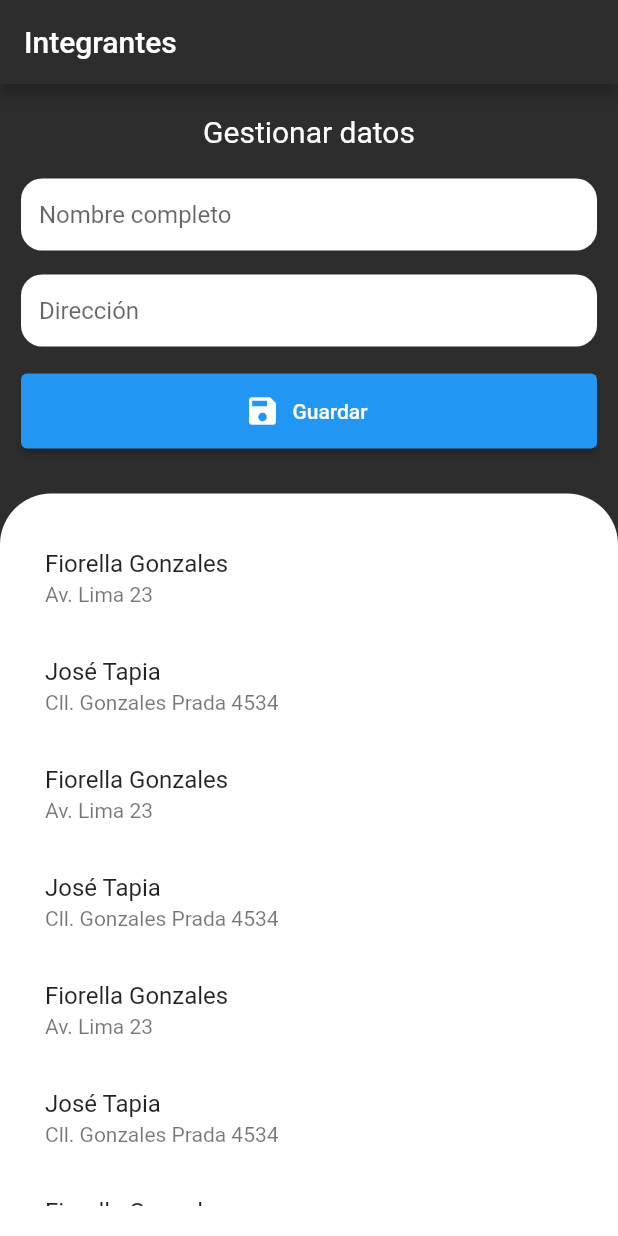
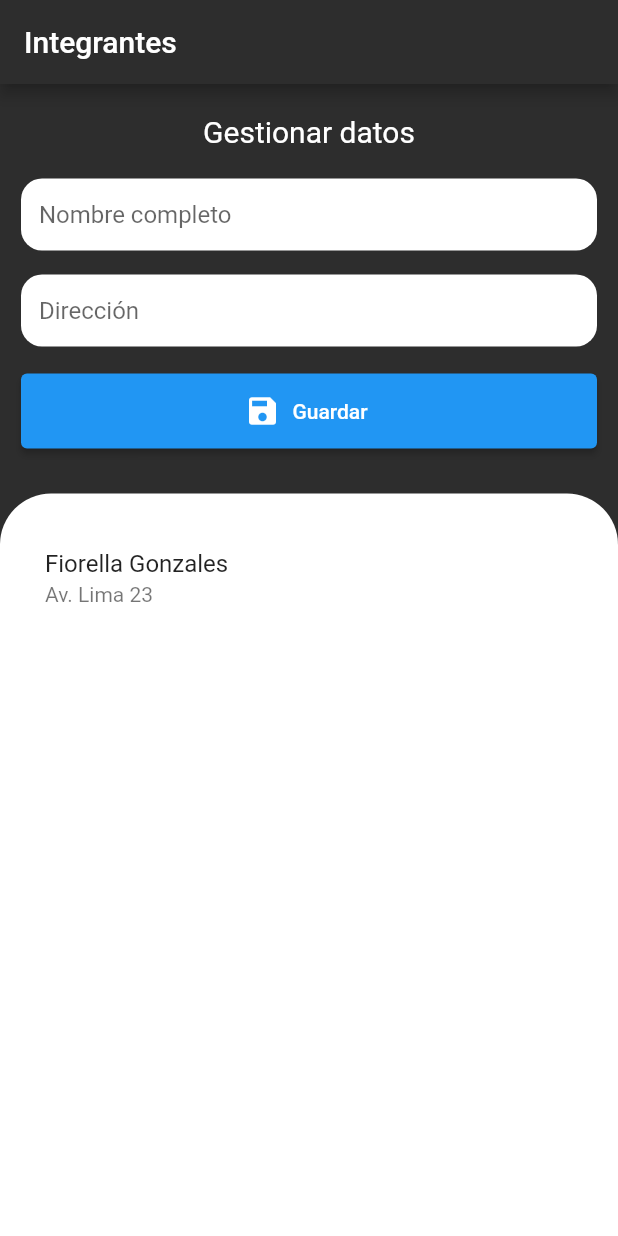
Before and after one commit to ehbarrionuevo/flutter_codigo_futures, a Flutter app: the screen it shows after launch, on a phone screen of 412 x 824 dp. Run offline on Flutter 3.47's test engine with Material 2 defaults, Android fonts, the phone set to English and light mode, and no system bars.

Commit message:
Futures 2.3

```diff
--- a/lib/data/data_future.dart
+++ b/lib/data/data_future.dart
@@ -6,38 +6,10 @@ class DataFuture{
       "fullName": "Fiorella Gonzales",
       "address": "Av. Lima 23",
     },
-    {
-      "fullName": "José Tapia",
-      "address": "Cll. Gonzales Prada 4534",
-    },
-    {
-      "fullName": "Fiorella Gonzales",
-      "address": "Av. Lima 23",
-    },
-    {
-      "fullName": "José Tapia",
-      "address": "Cll. Gonzales Prada 4534",
-    },
-    {
-      "fullName": "Fiorella Gonzales",
-      "address": "Av. Lima 23",
-    },
-    {
-      "fullName": "José Tapia",
-      "address": "Cll. Gonzales Prada 4534",
-    },
-    {
-      "fullName": "Fiorella Gonzales",
-      "address": "Av. Lima 23",
-    },
-    {
-      "fullName": "José Tapia",
-      "address": "Cll. Gonzales Prada 4534",
-    },
   ];
 
   Future<List<Map<String, dynamic>>> getDataList() async{
-    return Future.delayed(Duration(seconds: 2), (){
+    return Future.delayed(Duration(seconds: 5), (){
       return _dataList;
     });
   }
--- a/lib/pages/general_page.dart
+++ b/lib/pages/general_page.dart
@@ -111,7 +111,8 @@ class _GeneralPageState extends State<GeneralPage> {
                   topRight: Radius.circular(34.0),
                 ),
               ),
-              child: ListView.builder(
+              child: people.isNotEmpty
+                  ? ListView.builder(
                       physics: const BouncingScrollPhysics(),
                       itemCount: people.length,
                       itemBuilder: (BuildContext context, int index) {
@@ -127,6 +128,16 @@ class _GeneralPageState extends State<GeneralPage> {
                           // ),
                         );
                       },
+                    )
+                  : const Center(
+                      child: SizedBox(
+                        width: 20,
+                        height: 20,
+                        child: CircularProgressIndicator(
+                          strokeWidth: 2.2,
+                          color: Colors.indigo,
+                        ),
+                      ),
                     ),
             ),
           ),
```
Lines whose indentation alone changed are shown as unchanged.
